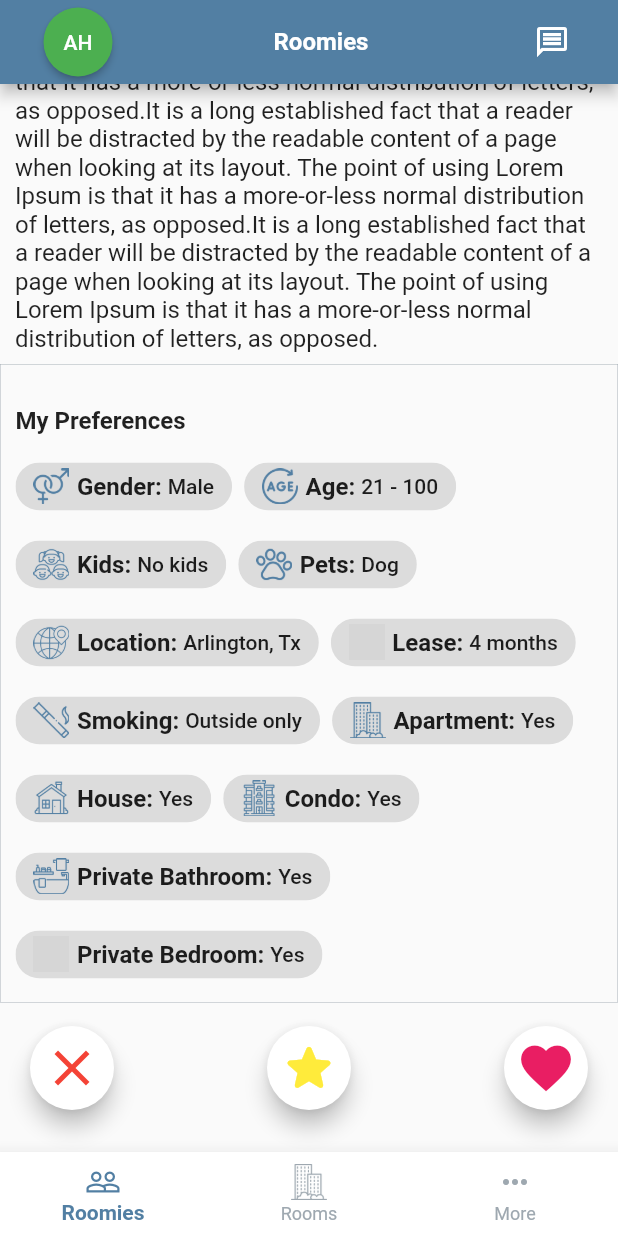
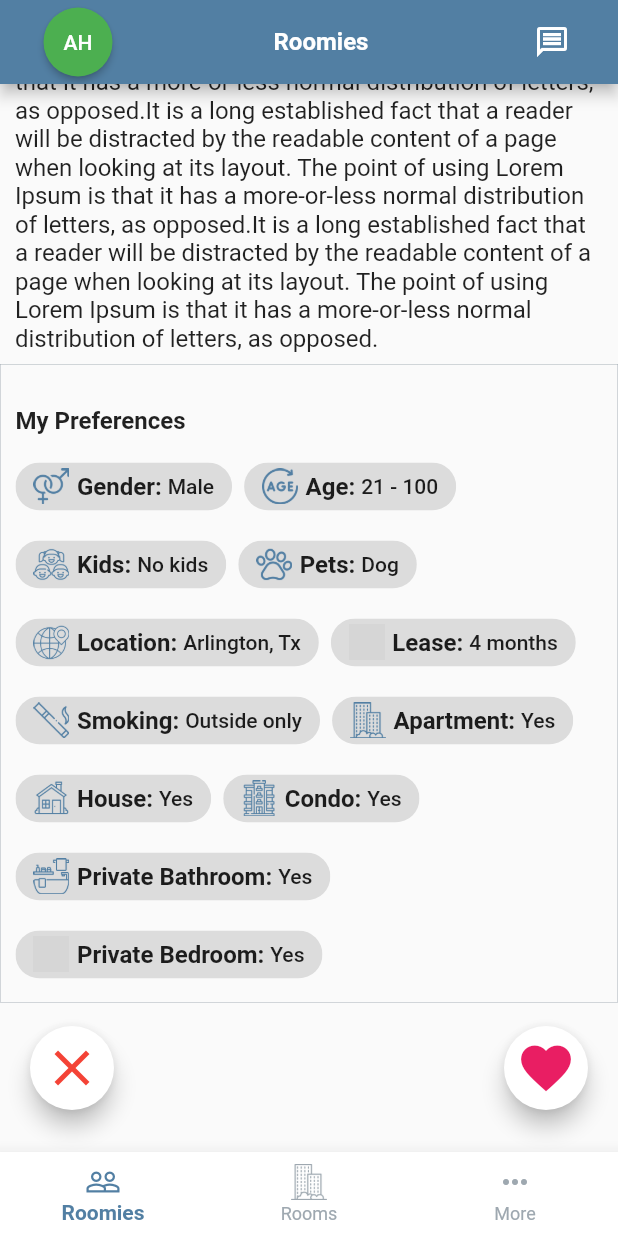
Before and after one commit to armel50/chance_app, a Flutter app: the screen it shows after launch, scrolled down 549 dp, on a phone screen of 412 x 824 dp. Run offline on Flutter 3.47's test engine with Material 2 defaults, Android fonts, the phone set to English and light mode, and no system bars; our stand-ins replace google_maps_flutter; missing offline and left inert: flat_icons_flutter; network calls fail; project files that could hold a hidden picture were left out; grey boxes are pictures that could not be loaded.

Commit message:
removed the favorite button in the match profile

```diff
--- a/lib/views/roommates/matchProfile.dart
+++ b/lib/views/roommates/matchProfile.dart
@@ -222,22 +222,6 @@ class matchProfile extends StatelessWidget {
                   ),
                 ),
                 Align(
-                  alignment: Alignment.bottomCenter,
-                  child: FloatingActionButton(
-                    heroTag: "superLike",
-                    onPressed: () {
-                      print('Super like');
-                      updateUser();
-                    },
-                    backgroundColor: Colors.white,
-                    child: const Icon(
-                      Icons.star_rounded,
-                      color: Colors.yellow,
-                      size: 40,
-                    ),
-                  ),
-                ),
-                Align(
                   alignment: Alignment.bottomRight,
                   child: FloatingActionButton(
                     heroTag: "swipeRight",
```
